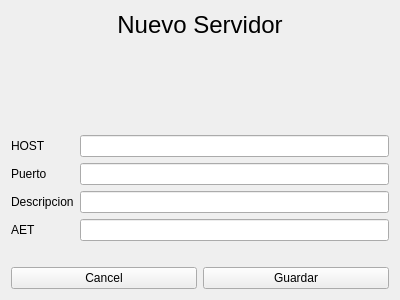
Above: FormCreateServidor.ui from SoftTechMX/sistema-imagis before the change. Below: the same form after it.
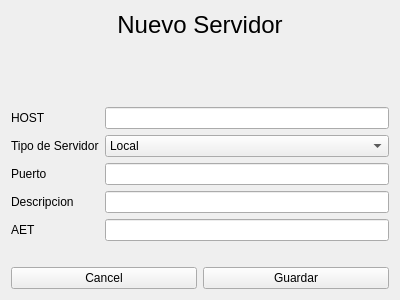
That is the form after the change.

Commit message: Create, Read para las tablas principales

Patch:
```diff
--- a/FormCreateServidor.ui
+++ b/FormCreateServidor.ui
@@ -54,36 +54,57 @@
      <item row="0" column="1">
       <widget class="QLineEdit" name="txt_host"/>
      </item>
-     <item row="1" column="0">
+     <item row="2" column="0">
       <widget class="QLabel" name="label_3">
        <property name="text">
         <string>Puerto</string>
        </property>
       </widget>
      </item>
-     <item row="1" column="1">
+     <item row="2" column="1">
       <widget class="QLineEdit" name="txt_puerto"/>
      </item>
-     <item row="2" column="0">
+     <item row="3" column="0">
       <widget class="QLabel" name="label_4">
        <property name="text">
         <string>Descripcion</string>
        </property>
       </widget>
      </item>
-     <item row="2" column="1">
+     <item row="3" column="1">
       <widget class="QLineEdit" name="txt_descripcion"/>
      </item>
-     <item row="3" column="0">
+     <item row="5" column="0">
       <widget class="QLabel" name="label_5">
        <property name="text">
         <string>AET</string>
        </property>
       </widget>
      </item>
-     <item row="3" column="1">
+     <item row="5" column="1">
       <widget class="QLineEdit" name="txt_aet"/>
      </item>
+     <item row="1" column="0">
+      <widget class="QLabel" name="label_6">
+       <property name="text">
+        <string>Tipo de Servidor</string>
+       </property>
+      </widget>
+     </item>
+     <item row="1" column="1">
+      <widget class="QComboBox" name="combobox_tipo">
+       <item>
+        <property name="text">
+         <string>Local</string>
+        </property>
+       </item>
+       <item>
+        <property name="text">
+         <string>Remoto</string>
+        </property>
+       </item>
+      </widget>
+     </item>
     </layout>
    </item>
    <item>
```
The commit also changes 38 other files.
